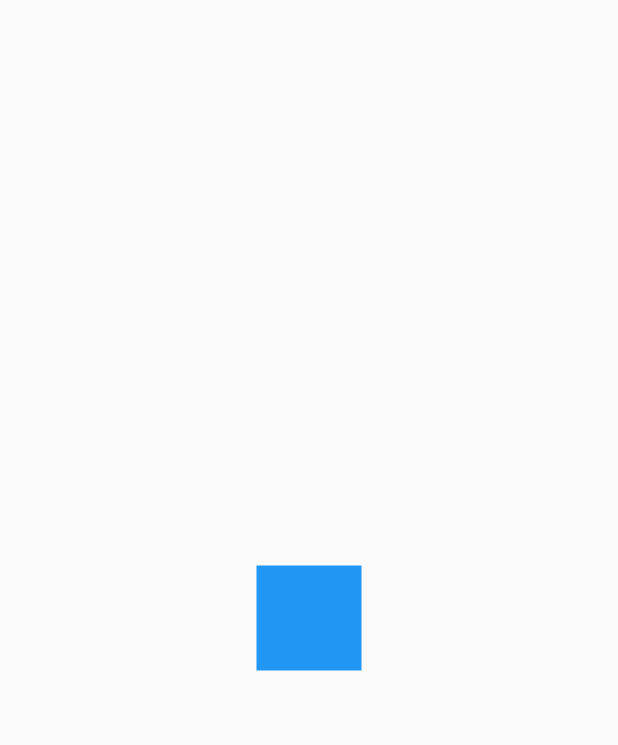
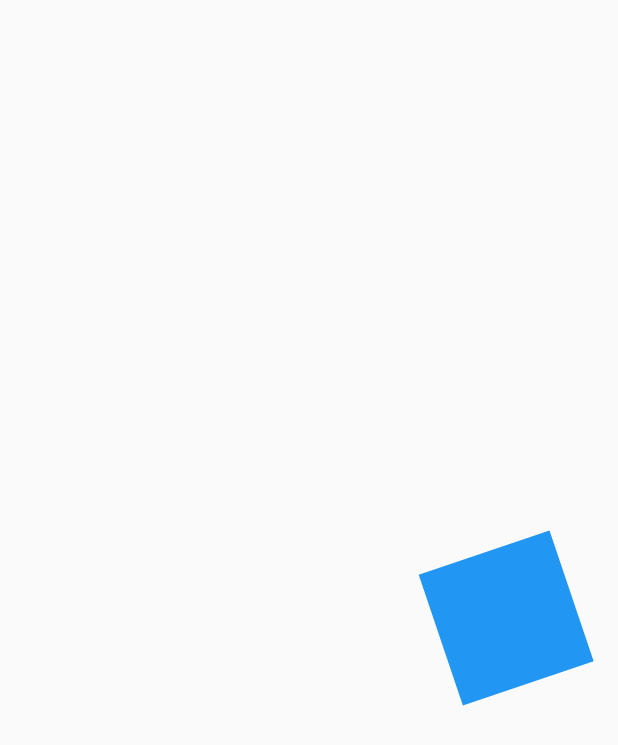
Before and after one commit to Danthology96/Disenios_Flutter, a Flutter app: the AnimationsPage screen opened directly, on a phone screen of 412 x 824 dp. Shown: the top 745 px of the screen. Run offline on Flutter 3.47's test engine with Material 2 defaults, Android fonts, the phone set to English and light mode, and no system bars.

Commit message:
Finalización de proyecto animaciones

```diff
--- a/Backgrounds/backgrounds/lib/main.dart
+++ b/Backgrounds/backgrounds/lib/main.dart
@@ -1,3 +1,5 @@
+import 'package:backgrounds/src/challenges/animated_square_page.dart';
+import 'package:backgrounds/src/pages/animations_page.dart';
 import 'package:backgrounds/src/pages/headers_page.dart';
 import 'package:flutter/material.dart';
 
@@ -9,7 +11,7 @@ class MyApp extends StatelessWidget {
     return MaterialApp(
       debugShowCheckedModeBanner: false,
       title: 'Diseños App',
-      home: AnimationsPage(),
+      home: AnimatedSquarePage(),
     );
   }
 }
--- a/Backgrounds/backgrounds/lib/src/pages/animations_page.dart
+++ b/Backgrounds/backgrounds/lib/src/pages/animations_page.dart
@@ -1,3 +1,5 @@
+import 'dart:math' as Math;
+
 import 'package:flutter/material.dart';
 
 class AnimationsPage extends StatelessWidget {
@@ -16,10 +18,77 @@ class AnimatedSquare extends StatefulWidget {
   _AnimatedSquareState createState() => _AnimatedSquareState();
 }
 
-class _AnimatedSquareState extends State<AnimatedSquare> {
+class _AnimatedSquareState extends State<AnimatedSquare>
+    with SingleTickerProviderStateMixin {
+  //Se usa el late para evitar el initState del animationController
+  late AnimationController animationController = new AnimationController(
+      vsync: this, duration: Duration(milliseconds: 4000));
+  late Animation<double> rotation =
+      Tween(begin: 0.0, end: 2.0 * Math.pi).animate(
+    CurvedAnimation(parent: animationController, curve: Curves.easeInOutCubic),
+  );
+
+  late Animation<double> opacity = Tween(begin: 0.1, end: 1.0).animate(
+    //el interval va de 0 a 1, siendo 1 el 100% del tiempo de la animación del
+    //controller
+    CurvedAnimation(
+        parent: animationController,
+        curve: Interval(0, 0.50, curve: Curves.easeOut)),
+  );
+  late Animation<double> opacityOut = Tween(begin: 0.0, end: 1.0).animate(
+    //el interval va de 0 a 1, siendo 1 el 100% del tiempo de la animación del
+    //controller
+    CurvedAnimation(
+        parent: animationController,
+        curve: Interval(0.75, 1, curve: Curves.easeOut)),
+  );
+
+  late Animation<double> moveRight = Tween(begin: 0.0, end: 200.0).animate(
+      CurvedAnimation(parent: animationController, curve: Curves.easeOut));
+
+  late Animation<double> expand = Tween(begin: 0.0, end: 2.0).animate(
+      CurvedAnimation(parent: animationController, curve: Curves.easeOut));
+
+  @override
+  void initState() {
+    animationController.addListener(() {
+      if (animationController.status == AnimationStatus.completed) {
+        animationController.reset();
+      }
+    });
+    super.initState();
+  }
+
+  @override
+  void dispose() {
+    animationController.dispose();
+    super.dispose();
+  }
+
   @override
   Widget build(BuildContext context) {
-    return _Rectangle();
+    //Es como el botón de reproducción
+    animationController.forward();
+
+    return AnimatedBuilder(
+      animation: animationController,
+      child: _Rectangle(),
+      builder: (context, child) {
+        print('Opacidad: ${opacity.value}}');
+        print('OpacidadOut: ${opacity.value}}');
+        print('Rotacion: ${rotation.value}');
+        return Transform.translate(
+          offset: Offset(moveRight.value, 0),
+          child: Transform.rotate(
+            angle: rotation.value,
+            child: Opacity(
+              opacity: opacity.value - opacityOut.value,
+              child: Transform.scale(scale: expand.value, child: child),
+            ),
+          ),
+        );
+      },
+    );
   }
 }
 
```
Also changed, not shown: Backgrounds/backgrounds/lib/src/challenges/animated_square_page.dart (added, +87 -0 lines).
